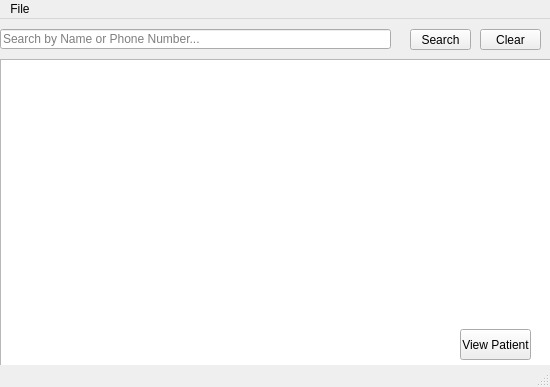
The window that resources/assets/ui/main_window.ui (isaadsohael/FellowHomeo) describes before a commit, drawn with Qt 5.
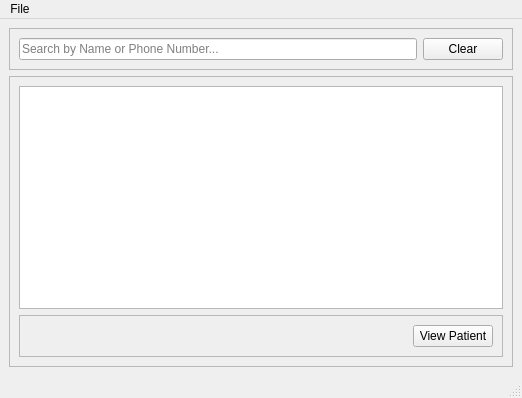
The same window after the commit.

```diff
--- a/resources/assets/ui/main_window.ui
+++ b/resources/assets/ui/main_window.ui
@@ -6,8 +6,8 @@
    <rect>
     <x>0</x>
     <y>0</y>
-    <width>550</width>
-    <height>387</height>
+    <width>522</width>
+    <height>398</height>
    </rect>
   </property>
   <property name="windowTitle">
@@ -17,68 +17,81 @@
    <set>Qt::ImhLowercaseOnly</set>
   </property>
   <widget class="QWidget" name="centralwidget">
-   <widget class="QListWidget" name="patient_list_widget">
-    <property name="geometry">
-     <rect>
-      <x>0</x>
-      <y>40</y>
-      <width>551</width>
-      <height>311</height>
-     </rect>
-    </property>
-   </widget>
-   <widget class="QLineEdit" name="search_textbox">
-    <property name="geometry">
-     <rect>
-      <x>0</x>
-      <y>10</y>
-      <width>391</width>
-      <height>20</height>
-     </rect>
-    </property>
-    <property name="placeholderText">
-     <string>Search by Name or Phone Number...</string>
-    </property>
-   </widget>
-   <widget class="QPushButton" name="search_button">
-    <property name="geometry">
-     <rect>
-      <x>410</x>
-      <y>10</y>
-      <width>61</width>
-      <height>21</height>
-     </rect>
-    </property>
-    <property name="text">
-     <string>Search</string>
-    </property>
-   </widget>
-   <widget class="QPushButton" name="view_patient_button">
-    <property name="geometry">
-     <rect>
-      <x>460</x>
-      <y>310</y>
-      <width>71</width>
-      <height>31</height>
-     </rect>
-    </property>
-    <property name="text">
-     <string>View Patient</string>
-    </property>
-   </widget>
-   <widget class="QPushButton" name="clear_search_button">
-    <property name="geometry">
-     <rect>
-      <x>480</x>
-      <y>10</y>
-      <width>61</width>
-      <height>21</height>
-     </rect>
-    </property>
-    <property name="text">
-     <string>Clear</string>
-    </property>
-   </widget>
+   <layout class="QVBoxLayout" name="verticalLayout_2">
+    <item>
+     <widget class="QFrame" name="frame">
+      <property name="frameShape">
+       <enum>QFrame::StyledPanel</enum>
+      </property>
+      <property name="frameShadow">
+       <enum>QFrame::Raised</enum>
+      </property>
+      <layout class="QHBoxLayout" name="horizontalLayout">
+       <item>
+        <widget class="QLineEdit" name="search_textbox">
+         <property name="placeholderText">
+          <string>Search by Name or Phone Number...</string>
+         </property>
+        </widget>
+       </item>
+       <item>
+        <widget class="QPushButton" name="clear_search_button">
+         <property name="text">
+          <string>Clear</string>
+         </property>
+        </widget>
+       </item>
+      </layout>
+     </widget>
+    </item>
+    <item>
+     <widget class="QFrame" name="frame_3">
+      <property name="frameShape">
+       <enum>QFrame::StyledPanel</enum>
+      </property>
+      <property name="frameShadow">
+       <enum>QFrame::Raised</enum>
+      </property>
+      <layout class="QVBoxLayout" name="verticalLayout">
+       <item>
+        <widget class="QListWidget" name="patient_list_widget"/>
+       </item>
+       <item>
+        <widget class="QFrame" name="frame_2">
+         <property name="frameShape">
+          <enum>QFrame::StyledPanel</enum>
+         </property>
+         <property name="frameShadow">
+          <enum>QFrame::Raised</enum>
+         </property>
+         <layout class="QHBoxLayout" name="horizontalLayout_2">
+          <item>
+           <spacer name="horizontalSpacer">
+            <property name="orientation">
+             <enum>Qt::Horizontal</enum>
+            </property>
+            <property name="sizeHint" stdset="0">
+             <size>
+              <width>380</width>
+              <height>20</height>
+             </size>
+            </property>
+           </spacer>
+          </item>
+          <item>
+           <widget class="QPushButton" name="view_patient_button">
+            <property name="text">
+             <string>View Patient</string>
+            </property>
+           </widget>
+          </item>
+         </layout>
+        </widget>
+       </item>
+      </layout>
+     </widget>
+    </item>
+   </layout>
   </widget>
   <widget class="QStatusBar" name="statusbar"/>
   <widget class="QMenuBar" name="menubar">
@@ -86,7 +99,7 @@
     <rect>
      <x>0</x>
      <y>0</y>
-     <width>550</width>
+     <width>522</width>
      <height>22</height>
     </rect>
    </property>
```
Left out of the diff: 4 changed lines with no effect on the pictures.
